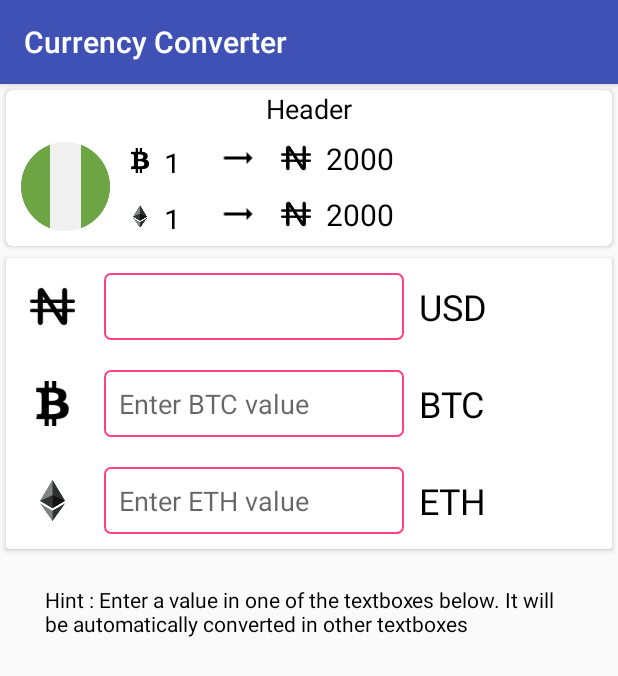
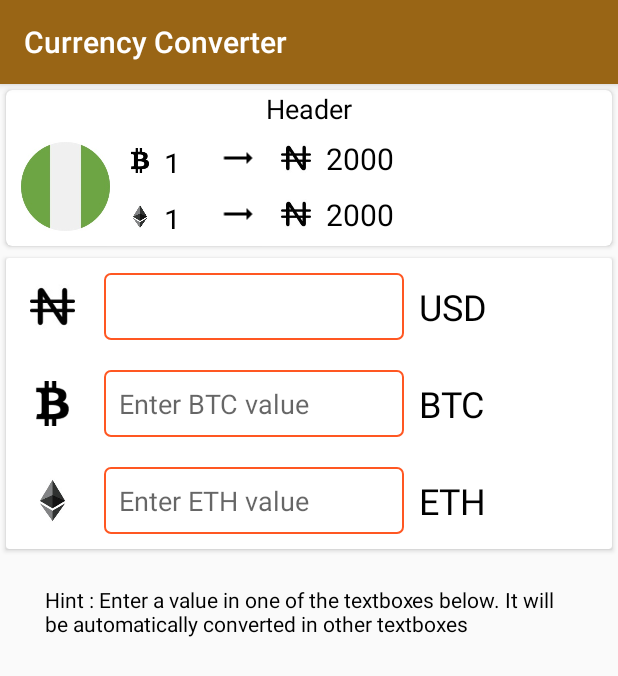
Before and after one commit to rasheedsulayman/CurrencyConverter, an Android app: the ConversionActivity screen opened directly, with no data from a screen before it, on a phone screen of 412 x 824 dp. Shown: the top 676 px of the screen. Run offline under Robolectric (Android 15) with nearby library versions, the phone set to English and light mode, and no system bars; 9 statements that could not run were skipped.

Commit message:
finishing touches

```diff
--- a/app/src/main/AndroidManifest.xml
+++ b/app/src/main/AndroidManifest.xml
@@ -7,9 +7,9 @@
 
     <application
         android:allowBackup="true"
-        android:icon="@mipmap/ic_launcher"
+        android:icon="@drawable/applogo"
         android:label="@string/app_name"
-        android:roundIcon="@mipmap/ic_launcher_round"
+        android:roundIcon="@drawable/applogo"
         android:supportsRtl="true"
         android:theme="@style/AppTheme">
         <activity android:name=".activities.HomeActivity">
--- a/app/src/main/res/layout/item_dialog_list.xml
+++ b/app/src/main/res/layout/item_dialog_list.xml
@@ -5,9 +5,7 @@
     android:background="?android:attr/selectableItemBackground"
     android:orientation="horizontal"
     android:paddingBottom="6dp"
-    android:paddingTop="6dp"
-
-    >
+    android:paddingTop="6dp" >
 
     <android.support.v7.widget.AppCompatCheckBox
         android:id="@+id/checkboxDialog"
@@ -25,4 +23,6 @@
         android:text="item view "
         android:textColor="@android:color/black"
         android:textSize="18dp"/>
+
+
 </LinearLayout>
--- a/app/src/main/res/values/colors.xml
+++ b/app/src/main/res/values/colors.xml
@@ -1,6 +1,6 @@
 <?xml version="1.0" encoding="utf-8"?>
 <resources>
-    <color name="colorPrimary">#3F51B5</color>
-    <color name="colorPrimaryDark">#303F9F</color>
-    <color name="colorAccent">#FF4081</color>
+    <color name="colorPrimary">#996515</color>
+    <color name="colorPrimaryDark">#673b00</color>
+    <color name="colorAccent">#ff5722</color>
 </resources>
```
Also changed, not shown: app/src/main/java/com/r4sh33d/currencyconverter/utils/Utils.java (+2 -13 lines), app/src/main/res/drawable/applogo.png (added).
